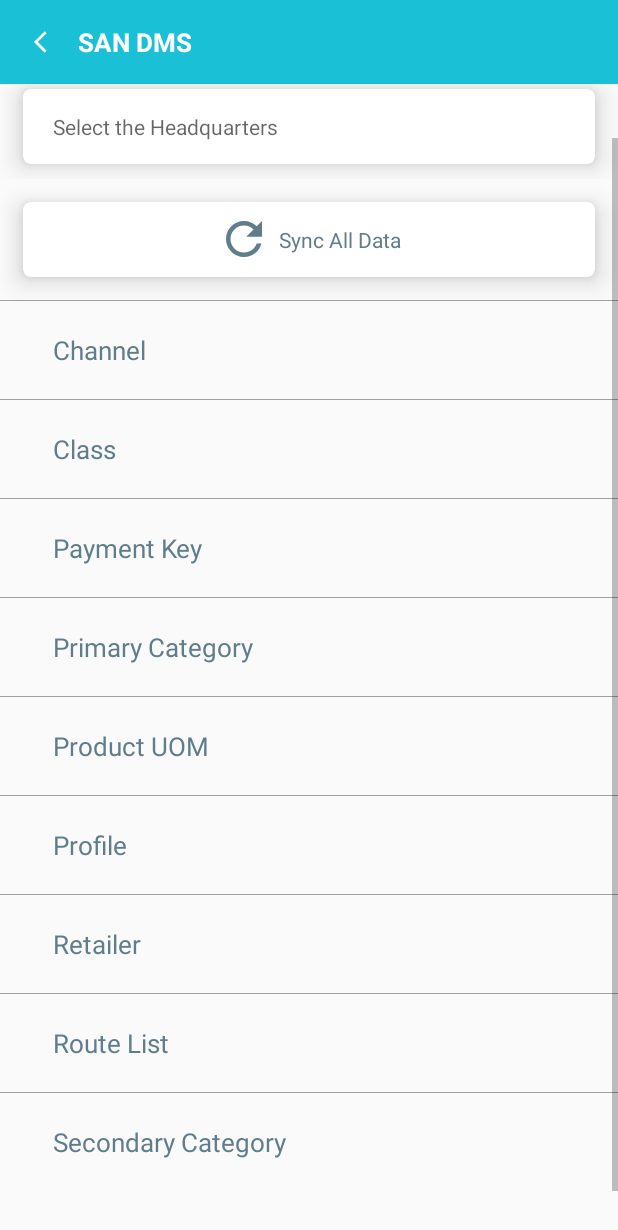
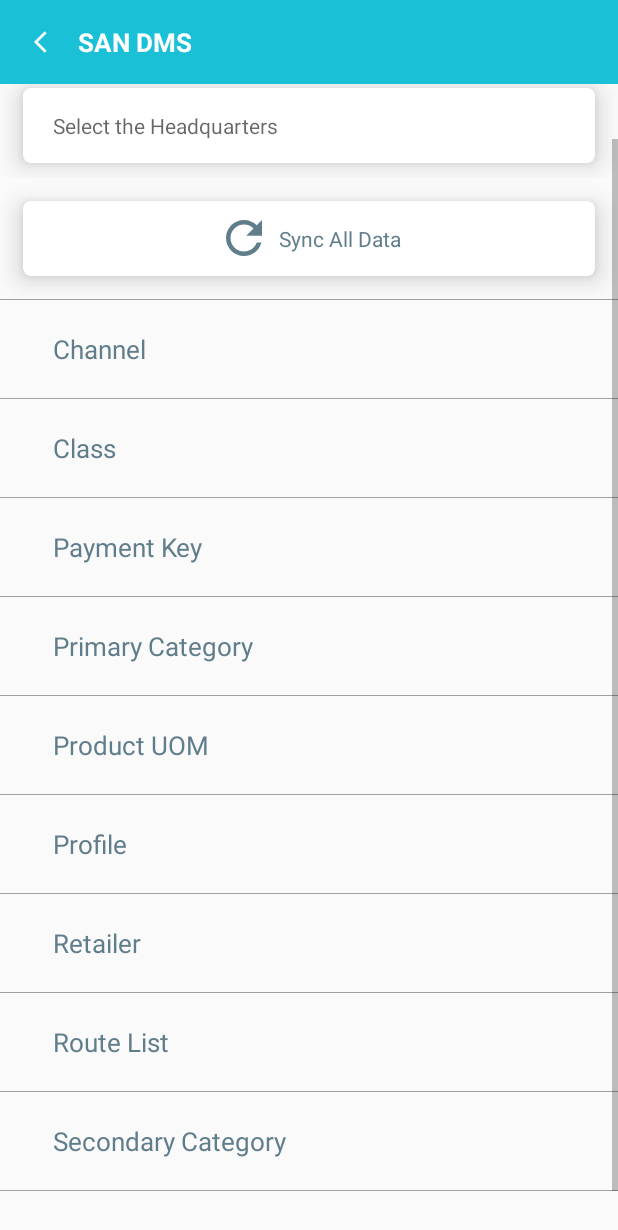
Before and after one commit to Saneforce/SANDMS, an Android app: the MasterSync screen opened directly, with no data from a screen before it, scrolled down 38 dp, on a phone screen of 412 x 824 dp. Shown: the top 1230 px of the screen. Run offline under Robolectric (Android 15) with nearby library versions, the phone set to English and light mode, and no system bars.

Commit message:
bug fixed

```diff
--- a/app/src/main/res/layout/activity_master_sync.xml
+++ b/app/src/main/res/layout/activity_master_sync.xml
@@ -120,7 +120,7 @@
                 android:layout_width="match_parent"
                 android:layout_height="0.7dp"
                 android:background="@color/grey"
-                android:orientation="horizontal"/>
+                android:orientation="horizontal" />
 
             <LinearLayout
                 android:id="@+id/ll_channel"
@@ -159,7 +159,7 @@
                     android:textColor="@color/black"
                     android:textSize="16sp"
                     android:textStyle="bold"
-                    android:visibility="gone"/>
+                    android:visibility="gone" />
                 <!--app:drawableEndCompat="@drawable/ic_warninghead"-->
 
                 <!--<pl.droidsonroids.gif.GifImageView
@@ -176,7 +176,7 @@
                 android:layout_width="match_parent"
                 android:layout_height="0.7dp"
                 android:background="@color/grey"
-                android:orientation="horizontal"/>
+                android:orientation="horizontal" />
 
             <LinearLayout
                 android:id="@+id/ll_class"
@@ -215,7 +215,7 @@
                     android:textColor="@color/black"
                     android:textSize="16sp"
                     android:textStyle="bold"
-                    android:visibility="gone"/>
+                    android:visibility="gone" />
                 <!--app:drawableEndCompat="@drawable/ic_warninghead"-->
 
                 <!--<pl.droidsonroids.gif.GifImageView
@@ -269,7 +269,7 @@
                     android:textColor="@color/black"
                     android:textSize="16sp"
                     android:textStyle="bold"
-                    android:visibility="gone"/>
+                    android:visibility="gone" />
                 <!--app:drawableEndCompat="@drawable/ic_warninghead"-->
 
                 <!--<pl.droidsonroids.gif.GifImageView
@@ -285,7 +285,7 @@
                 android:layout_width="match_parent"
                 android:layout_height="0.7dp"
                 android:background="@color/grey"
-                android:orientation="horizontal"/>
+                android:orientation="horizontal" />
 
             <LinearLayout
                 android:id="@+id/ll_pri_category"
@@ -324,7 +324,7 @@
                     android:textColor="@color/black"
                     android:textSize="16sp"
                     android:textStyle="bold"
-                    android:visibility="gone"/>
+                    android:visibility="gone" />
                 <!--app:drawableEndCompat="@drawable/ic_warninghead"-->
 
                 <!--<pl.droidsonroids.gif.GifImageView
@@ -340,7 +340,7 @@
                 android:layout_width="match_parent"
                 android:layout_height="0.7dp"
                 android:background="@color/grey"
-                android:orientation="horizontal"/>
+                android:orientation="horizontal" />
 
             <LinearLayout
                 android:id="@+id/ll_product_uom"
@@ -379,7 +379,7 @@
                     android:textColor="@color/black"
                     android:textSize="16sp"
                     android:textStyle="bold"
-                    android:visibility="gone"/>
+                    android:visibility="gone" />
                 <!--app:drawableEndCompat="@drawable/ic_warninghead"-->
 
                 <!--<pl.droidsonroids.gif.GifImageView
@@ -396,7 +396,7 @@
                 android:layout_width="match_parent"
                 android:layout_height="0.7dp"
                 android:background="@color/grey"
-                android:orientation="horizontal"/>
+                android:orientation="horizontal" />
 
             <LinearLayout
                 android:id="@+id/ll_profile"
@@ -435,7 +435,7 @@
                     android:textColor="@color/black"
                     android:textSize="16sp"
                     android:textStyle="bold"
-                    android:visibility="gone"/>
+                    android:visibility="gone" />
                 <!--app:drawableEndCompat="@drawable/ic_warninghead"-->
 
                 <!--<pl.droidsonroids.gif.GifImageView
@@ -489,7 +489,7 @@
                     android:textColor="@color/black"
                     android:textSize="16sp"
                     android:textStyle="bold"
-                    android:visibility="gone"/>
+                    android:visibility="gone" />
                 <!--app:drawableEndCompat="@drawable/ic_warninghead"-->
 
                 <!--<pl.droidsonroids.gif.GifImageView
@@ -505,7 +505,7 @@
                 android:layout_width="match_parent"
                 android:layout_height="0.7dp"
                 android:background="@color/grey"
-                android:orientation="horizontal"/>
+                android:orientation="horizontal" />
 
             <LinearLayout
                 android:id="@+id/ll_route_list"
@@ -544,7 +544,7 @@
                     android:textColor="@color/black"
                     android:textSize="16sp"
                     android:textStyle="bold"
-                    android:visibility="gone"/>
+                    android:visibility="gone" />
                 <!--app:drawableEndCompat="@drawable/ic_warninghead"-->
 
                 <!--<pl.droidsonroids.gif.GifImageView
@@ -561,7 +561,7 @@
                 android:layout_width="match_parent"
                 android:layout_height="0.7dp"
                 android:background="@color/grey"
-                android:orientation="horizontal"/>
+                android:orientation="horizontal" />
 
             <LinearLayout
                 android:id="@+id/ll_sec_category"
@@ -600,7 +600,7 @@
                     android:textColor="@color/black"
                     android:textSize="16sp"
                     android:textStyle="bold"
-                    android:visibility="gone"/>
+                    android:visibility="gone" />
                 <!--app:drawableEndCompat="@drawable/ic_warninghead"-->
 
                 <!--<pl.droidsonroids.gif.GifImageView
@@ -611,8 +611,13 @@
                     android:src="@drawable/loading"
                     android:visibility="invisible" />-->
 
+            </LinearLayout>
+            <View
+                android:layout_width="match_parent"
+                android:layout_height="0.7dp"
+                android:background="@color/grey"
+                android:orientation="horizontal" />
 
-            </LinearLayout>
         </LinearLayout>
     </ScrollView>
 </RelativeLayout>
```
Also changed, not shown: app/src/main/java/com/saneforce/dms/activity/MasterSync.java (+6 -47 lines).
